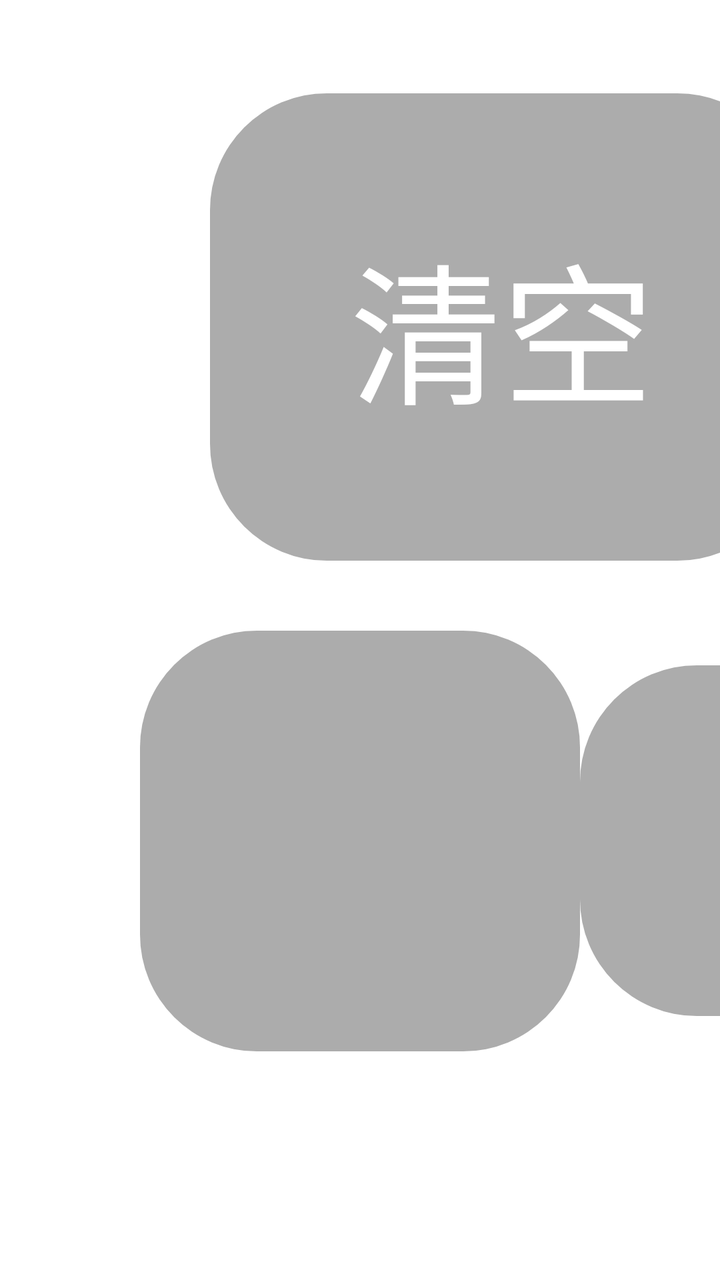
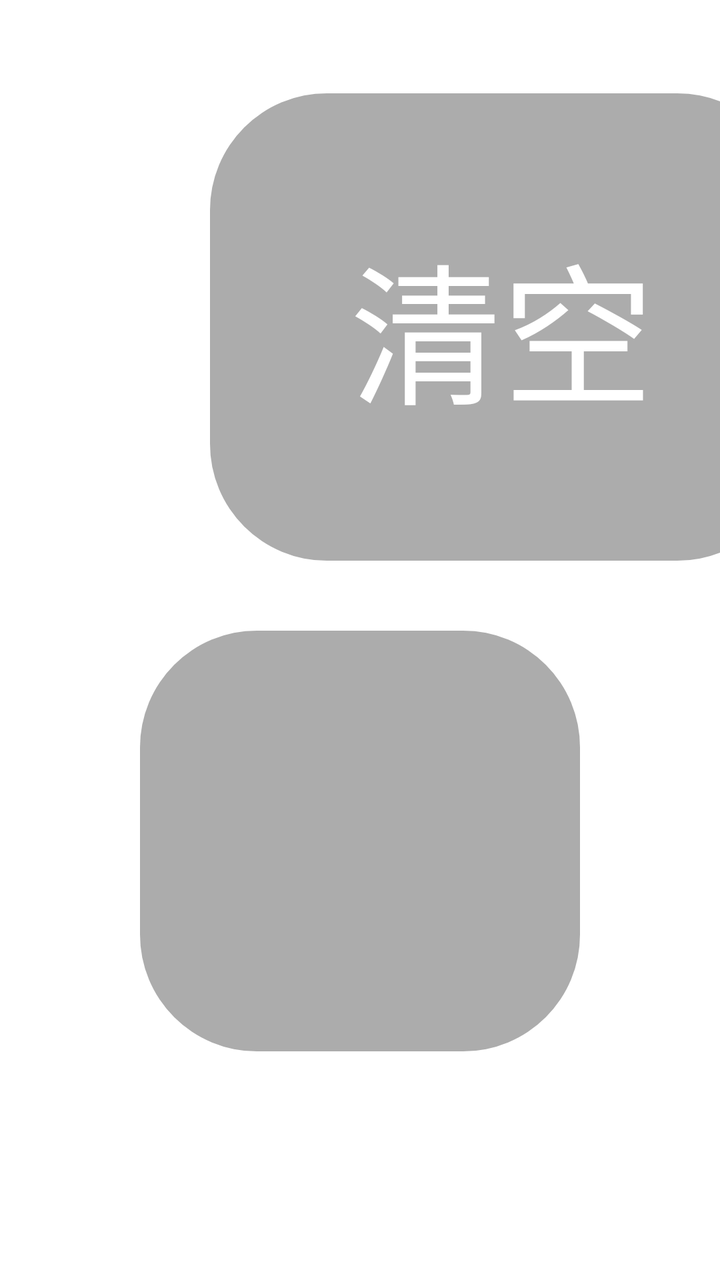

Two renders of the same Android screen: before a commit and after it. Below are the layout's source before the change and the commit's diff.
<!-- AndroidManifest.xml: application theme AppTheme.NoActionBar -->
<!-- res/layout/activity_search.xml -->
<?xml version="1.0" encoding="utf-8"?>
<LinearLayout xmlns:android="http://schemas.android.com/apk/res/android"
    xmlns:app="http://schemas.android.com/apk/res-auto"
    xmlns:tools="http://schemas.android.com/tools"
    android:layout_width="match_parent"
    android:layout_height="match_parent"
    android:clipChildren="false"
    android:clipToPadding="false"
    android:orientation="vertical"
    android:paddingLeft="@dimen/vs_12"
    android:paddingTop="@dimen/vs_8"
    android:paddingRight="@dimen/vs_12">

    
    <LinearLayout
        android:layout_width="match_parent"
        android:layout_height="@dimen/vs_40"
        android:gravity="center_vertical"
        android:orientation="horizontal">

        <EditText
            android:id="@+id/etSearch"
            android:layout_width="@dimen/vs_0"
            android:layout_height="match_parent"
            android:layout_weight="1"
            android:background="@drawable/input_search"
            android:hint="请输入要搜索的内容"
            android:imeOptions="actionDone"
            android:inputType="text"
            android:maxLines="1"
            android:paddingLeft="@dimen/vs_10"
            android:paddingRight="@dimen/vs_10"
            android:textColor="@android:color/white"
            android:textColorHint="#99FFFFFF"
            android:textSize="@dimen/ts_18" />

        <TextView
            android:id="@+id/tvClear"
            android:layout_width="@dimen/vs_50"
            android:layout_height="match_parent"
            android:layout_marginLeft="@dimen/vs_6"
            android:background="@drawable/shape_user_focus"
            android:focusable="true"
            android:gravity="center"
            android:singleLine="true"
            android:text="清空"
            android:textColor="@android:color/white"
            android:textSize="@dimen/ts_18" />

        <TextView
            android:id="@+id/tvSearch"
            android:layout_width="@dimen/vs_60"
            android:layout_height="match_parent"
            android:layout_marginLeft="@dimen/vs_6"
            android:background="@drawable/shape_user_focus"
            android:focusable="true"
            android:gravity="center"
            android:singleLine="true"
            android:text="搜索"
            android:textColor="@android:color/white"
            android:textSize="@dimen/ts_18" />
    </LinearLayout>

    
    <ScrollView
        android:id="@+id/llWordsScroll"
        android:layout_width="match_parent"
        android:layout_height="@dimen/vs_0"
        android:layout_weight="1"
        android:clipChildren="false"
        android:clipToPadding="false"
        android:fillViewport="false"
        android:scrollbars="none">

        <LinearLayout
            android:layout_width="match_parent"
            android:layout_height="wrap_content"
            android:clipChildren="false"
            android:clipToPadding="false"
            android:orientation="vertical"
            android:paddingBottom="@dimen/vs_20">

            
            <LinearLayout
                android:layout_width="match_parent"
                android:layout_height="@dimen/vs_36"
                android:layout_marginTop="@dimen/vs_6"
                android:gravity="center_vertical"
                android:orientation="horizontal">

                <TextView
                    android:id="@+id/wordSwitch"
                    android:layout_width="wrap_content"
                    android:layout_height="match_parent"
                    android:background="@drawable/shape_user_focus"
                    android:focusable="true"
                    android:gravity="center"
                    android:letterSpacing="0.08"
                    android:paddingLeft="@dimen/vs_10"
                    android:paddingRight="@dimen/vs_10"
                    android:singleLine="true"
                    android:text="热  门"
                    android:textColor="@android:color/white"
                    android:textSize="@dimen/ts_22"
                    android:textStyle="bold" />

                <Space
                    android:layout_width="@dimen/vs_0"
                    android:layout_height="@dimen/vs_1"
                    android:layout_weight="1" />

                <TextView
                    android:id="@+id/tvSearchCheckboxBtn"
                    android:layout_width="wrap_content"
                    android:layout_height="@dimen/vs_30"
                    android:background="@drawable/shape_user_focus"
                    android:focusable="true"
                    android:gravity="center"
                    android:paddingLeft="@dimen/vs_10"
                    android:paddingRight="@dimen/vs_10"
                    android:singleLine="true"
                    android:text="指定搜索源"
                    android:textColor="@android:color/white"
                    android:textSize="@dimen/ts_18" />
            </LinearLayout>

            
            <GridLayout
                android:id="@+id/hotWordGrid"
                android:layout_width="match_parent"
                android:layout_height="wrap_content"
                android:layout_marginTop="@dimen/vs_4"
                android:clipChildren="false"
                android:clipToPadding="false"
                android:columnCount="1" />

            
            <LinearLayout
                android:id="@+id/llHistoryWord"
                android:layout_width="match_parent"
                android:layout_height="wrap_content"
                android:clipChildren="false"
                android:clipToPadding="false"
                android:orientation="vertical"
                android:visibility="gone">

                <LinearLayout
                    android:layout_width="match_parent"
                    android:layout_height="@dimen/vs_30"
                    android:layout_marginTop="@dimen/vs_14"
                    android:gravity="center_vertical"
                    android:orientation="horizontal">

                    <TextView
                        android:id="@+id/tvHistoryTitle"
                        android:layout_width="wrap_content"
                        android:layout_height="match_parent"
                        android:gravity="center_vertical"
                        android:letterSpacing="0.08"
                        android:singleLine="true"
                        android:text="历  史"
                        android:textColor="@android:color/white"
                        android:textSize="@dimen/ts_22"
                        android:textStyle="bold" />

                    <Space
                        android:layout_width="@dimen/vs_0"
                        android:layout_height="@dimen/vs_1"
                        android:layout_weight="1" />

                    <ImageView
                        android:id="@+id/tvHistoryClear"
                        android:layout_width="@dimen/vs_30"
                        android:layout_height="@dimen/vs_30"
                        android:background="@drawable/shape_user_focus"
                        android:focusable="true"
                        android:padding="@dimen/vs_6"
                        android:src="@drawable/icon_delete" />
                </LinearLayout>

                <GridLayout
                    android:id="@+id/historyWordGrid"
                    android:layout_width="match_parent"
                    android:layout_height="wrap_content"
                    android:layout_marginTop="@dimen/vs_4"
                    android:clipChildren="false"
                    android:clipToPadding="false"
                    android:columnCount="1" />
            </LinearLayout>
        </LinearLayout>
    </ScrollView>

    
    <LinearLayout
        android:id="@+id/llLayout"
        android:layout_width="match_parent"
        android:layout_height="@dimen/vs_0"
        android:layout_weight="1"
        android:layout_marginTop="@dimen/vs_6"
        android:clipChildren="false"
        android:clipToPadding="false"
        android:orientation="vertical">

        <com.owen.tvrecyclerview.widget.TvRecyclerView
            android:id="@+id/mGridView"
            android:layout_width="match_parent"
            android:layout_height="match_parent"
            android:clipChildren="false"
            android:clipToPadding="false"
            android:visibility="invisible"
            app:tv_horizontalSpacingWithMargins="@dimen/vs_5"
            app:tv_selectedItemIsCentered="false"
            app:tv_verticalSpacingWithMargins="@dimen/vs_5" />
    </LinearLayout>

    
    <com.github.tvbox.osc.ui.tv.widget.SearchKeyboard
        android:id="@+id/keyBoardRoot"
        android:layout_width="match_parent"
        android:layout_height="wrap_content"
        android:visibility="gone" />

    
    <LinearLayout
        android:id="@+id/remoteRoot"
        android:layout_width="match_parent"
        android:layout_height="wrap_content"
        android:orientation="vertical"
        android:visibility="gone">

        <TextView
            android:id="@+id/tvAddress"
            android:layout_width="match_parent"
            android:layout_height="wrap_content"
            android:layout_gravity="center_horizontal"
            android:layout_marginTop="@dimen/vs_20"
            android:gravity="center_horizontal"
            android:lineSpacingMultiplier="1.4"
            android:textColor="@android:color/white"
            android:textSize="@dimen/ts_20" />

        <ImageView
            android:id="@+id/ivQRCode"
            android:layout_width="@dimen/vs_300"
            android:layout_height="@dimen/vs_300"
            android:layout_gravity="center_horizontal"
            android:layout_marginTop="@dimen/vs_20"
            tools:ignore="InOrMmUsage" />
    </LinearLayout>
</LinearLayout>
<!-- resources referenced by this layout -->
<resources>
  <dimen name="ts_18">13mm</dimen>
  <dimen name="ts_20">14mm</dimen>
  <dimen name="ts_22">15mm</dimen>
  <dimen name="vs_0">0mm</dimen>
  <dimen name="vs_1">1mm</dimen>
  <dimen name="vs_10">10mm</dimen>
  <dimen name="vs_12">12mm</dimen>
  <dimen name="vs_14">14mm</dimen>
  <dimen name="vs_20">20mm</dimen>
  <dimen name="vs_30">30mm</dimen>
  <dimen name="vs_300">300mm</dimen>
  <dimen name="vs_36">36mm</dimen>
  <dimen name="vs_4">4mm</dimen>
  <dimen name="vs_40">40mm</dimen>
  <dimen name="vs_5">5mm</dimen>
  <dimen name="vs_50">50mm</dimen>
  <dimen name="vs_6">6mm</dimen>
  <dimen name="vs_60">60mm</dimen>
  <dimen name="vs_8">8mm</dimen>
  <!-- drawable icon_delete (drawable) -->
  <vector android:height="24dp" android:tint="#FFFFFF"
      android:viewportHeight="24" android:viewportWidth="24"
      android:width="24dp" xmlns:android="http://schemas.android.com/apk/res/android">
    <path android:fillColor="@android:color/white" android:pathData="M6,19c0,1.1 0.9,2 2,2h8c1.1,0 2,-0.9 2,-2L18,7L6,7v12zM8,9h8v10L8,19L8,9zM15.5,4l-1,-1h-5l-1,1L5,4v2h14L19,4z"/>
  </vector>
  <!-- drawable input_search (drawable) -->
  <?xml version="1.0" encoding="utf-8"?>
  <shape xmlns:android="http://schemas.android.com/apk/res/android">
      <corners android:radius="10mm" />
      <stroke
          android:width="@dimen/vs_2"
          android:color="#99FFFFFF" />
  </shape>
  <!-- drawable shape_user_focus (drawable) -->
  <?xml version="1.0" encoding="utf-8"?>
  <selector xmlns:android="http://schemas.android.com/apk/res/android">
      <item android:state_focused="true">
          <shape>
              <corners android:radius="10mm" />
              <stroke android:width="2mm" android:color="@color/color_FFFFFF" />
              <solid android:color="@color/color_6C3D3D3D" />
          </shape>
      </item>
      <item android:state_focused="false">
          <shape>
              <corners android:radius="10mm" />
              <solid android:color="@color/color_6C3D3D3D"/>
          </shape>
      </item>
  </selector>
  <style name="AppTheme.NoActionBar" parent="AppTheme">
          <item name="android:windowActionBar">false</item>
          <item name="android:windowNoTitle">true</item>
          <item name="windowActionBar">false</item>
          <item name="android:windowFullscreen">true</item>//全屏即无通知栏
          <item name="android:windowContentOverlay">@null</item>//是否有遮盖
          <item name="windowNoTitle">true</item>
          <item name="android:keepScreenOn">true</item>
          
          <item name="android:windowBackground">@android:color/transparent</item>
      </style>
  <dimen name="vs_2">2mm</dimen>
  <color name="color_FFFFFF">#ffffffff</color>
  <color name="color_6C3D3D3D">#6c3d3d3d</color>
  <style name="AppTheme" parent="Theme.AppCompat.Light.DarkActionBar">
          
          <item name="colorPrimary">@color/color_6200EE</item>
          <item name="colorPrimaryDark">@color/color_3700B3</item>
          <item name="colorAccent">@color/color_03DAC5</item>
      </style>
  <color name="color_6200EE">#6200EE</color>
  <color name="color_3700B3">#3700B3</color>
  <color name="color_03DAC5">#03DAC5</color>
</resources>

<!-- the commit's change to res/layout/activity_search.xml (unified diff, before → after) -->
@@ -67,8 +67,6 @@
         android:layout_width="match_parent"
         android:layout_height="@dimen/vs_0"
         android:layout_weight="1"
-        android:clipChildren="false"
-        android:clipToPadding="false"
         android:fillViewport="false"
         android:scrollbars="none">
 
